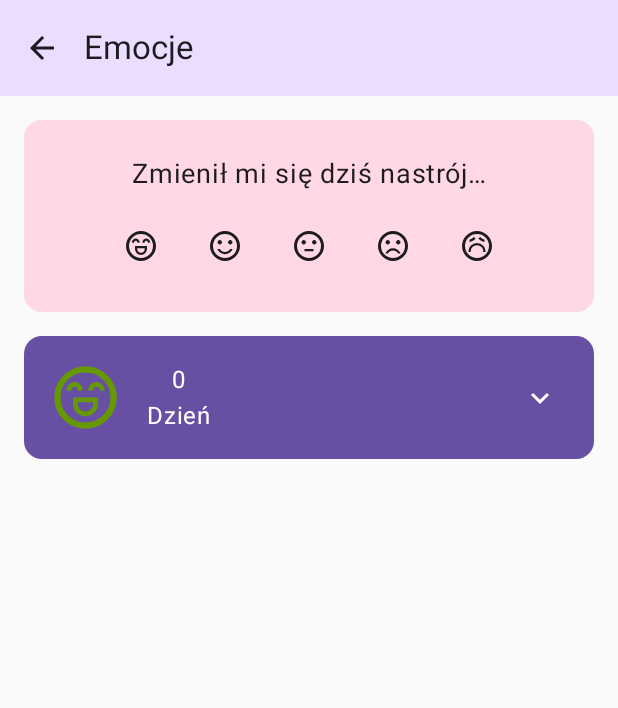
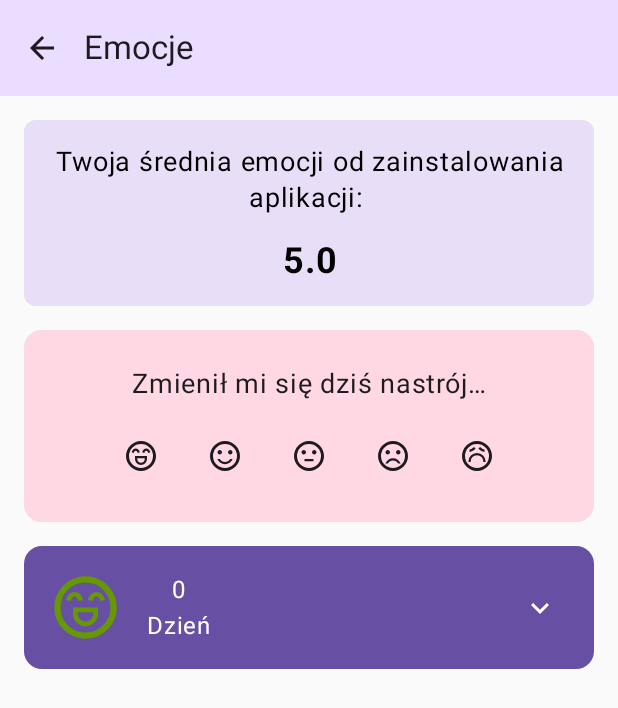
Before and after one commit to M-ichael-M/Psychea20Days, an Android app built with Jetpack Compose: the MoodsScreen screen opened through its navigation route, after a tap on "Wspaniale", on a phone screen of 412 x 824 dp. Shown: the top 708 px of the screen. Run offline under Robolectric (Android 15) with nearby library versions, the phone set to English and light mode, and no system bars; our stand-ins replace Room's generated code.

Commit message:
Add avarage emotions to mood

```diff
--- a/app/src/main/java/com/example/basicpsychea/ui/screens/tools/Mood.kt
+++ b/app/src/main/java/com/example/basicpsychea/ui/screens/tools/Mood.kt
@@ -21,6 +21,7 @@ import androidx.compose.foundation.layout.size
 import androidx.compose.foundation.lazy.LazyColumn
 import androidx.compose.foundation.lazy.items
 import androidx.compose.foundation.shape.CircleShape
+import androidx.compose.foundation.shape.RoundedCornerShape
 import androidx.compose.material3.Button
 import androidx.compose.material3.Card
 import androidx.compose.material3.Icon
@@ -38,10 +39,13 @@ import androidx.compose.runtime.remember
 import androidx.compose.runtime.setValue
 import androidx.compose.ui.Alignment
 import androidx.compose.ui.Modifier
+import androidx.compose.ui.graphics.Color
 import androidx.compose.ui.graphics.painter.Painter
 import androidx.compose.ui.res.dimensionResource
 import androidx.compose.ui.res.painterResource
 import androidx.compose.ui.res.stringResource
+import androidx.compose.ui.text.font.FontWeight
+import androidx.compose.ui.text.style.TextAlign
 import androidx.compose.ui.unit.dp
 import androidx.compose.ui.unit.sp
 import com.example.basicpsychea.R
@@ -49,6 +53,8 @@ import com.example.basicpsychea.data.mood.Mood
 import com.example.basicpsychea.ui.screens.calculateDaysSinceInstall
 import com.example.basicpsychea.ui.screens.getInstallDate
 import kotlinx.coroutines.flow.firstOrNull
+import java.math.BigDecimal
+import java.math.RoundingMode
 import java.util.Calendar
 
 @Composable
@@ -84,9 +90,57 @@ fun MoodsScreen(viewModel: MoodViewModel) {
 
     val moods: List<Mood> by viewModel.getMoods().collectAsState(initial = emptyList())
     val moodsRev = moods.reversed()
+    val averageEmotion: Double = if (moods.isNotEmpty()) {
+        val sum = moods.map { it.emotion }.sum()
+        val average = sum.toDouble() / moods.size
+        BigDecimal(average).setScale(1, RoundingMode.HALF_UP).toDouble()
+    } else {
+        0.0 // Lub dowolna wartość domyślna, jeśli lista jest pusta
+    }
 
     Column {
         LazyColumn(modifier = Modifier.padding(8.dp)) {
+            item {
+                Card(
+                    modifier = Modifier
+                        .fillMaxWidth()
+                        .padding(8.dp)
+                        .align(Alignment.CenterHorizontally),
+                    shape = RoundedCornerShape(8.dp) // Zaokrąglenie rogów
+                ) {
+                    Box(
+                        modifier = Modifier
+                            .fillMaxWidth()
+                            .background(
+                                color = MaterialTheme.colorScheme.secondaryContainer,
+                                shape = RoundedCornerShape(8.dp)
+                            )
+                    ) {
+                        Column {
+                            Text(
+                                text = stringResource(R.string.twoja_rednia_emocji_od_zainstalowania_aplikacji),
+                                textAlign = TextAlign.Center,
+                                modifier = Modifier
+                                    .fillMaxWidth()
+                                    .padding(16.dp),
+                                color = Color.Black, // Kolor tekstu
+                                fontSize = 18.sp, // Rozmiar tekstu
+                            )
+                            Text(
+                                text = averageEmotion.toString(),
+                                textAlign = TextAlign.Center,
+                                modifier = Modifier
+                                    .fillMaxWidth()
+                                    .padding(bottom = 16.dp),
+                                color = Color.Black, // Kolor tekstu
+                                fontSize = 24.sp, // Rozmiar tekstu
+                                fontWeight = FontWeight.Bold // Wytłuszczenie tekstu
+                            )
+                        }
+                    }
+                }
+
+            }
             item {
                 Card(
                     modifier = Modifier
@@ -190,7 +244,10 @@ fun EmocjeItem(emocja: Mood, viewModel: MoodViewModel) {
             }
 
             Row(horizontalArrangement = Arrangement.Absolute.Center) {
-                Box(Modifier.fillMaxWidth().background(MaterialTheme.colorScheme.primary)) {
+                Box(
+                    Modifier
+                        .fillMaxWidth()
+                        .background(MaterialTheme.colorScheme.primary)) {
                     Row {
                         Image(
                             painter = drawable,
--- a/app/src/main/res/values/strings.xml
+++ b/app/src/main/res/values/strings.xml
@@ -283,5 +283,6 @@
     <string name="klasyki">Klasyki</string>
     <string name="youtube" translatable="false">YouTube</string>
     <string name="reddit" translatable="false">Reddit</string>
+    <string name="twoja_rednia_emocji_od_zainstalowania_aplikacji">"Twoja średnia emocji od zainstalowania aplikacji: "</string>
 
 </resources>
```
Also changed, not shown: 1 other file.
